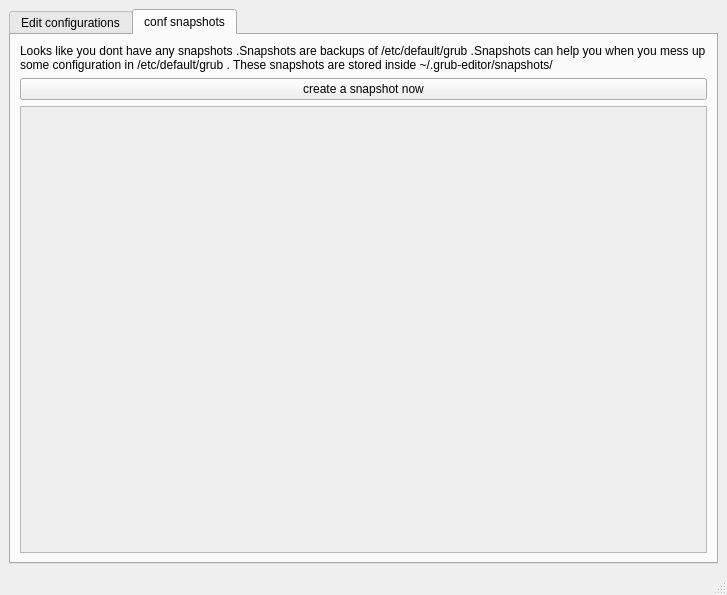
Thenujan-0/grub-editor, file ui/main.ui: the form before one commit.
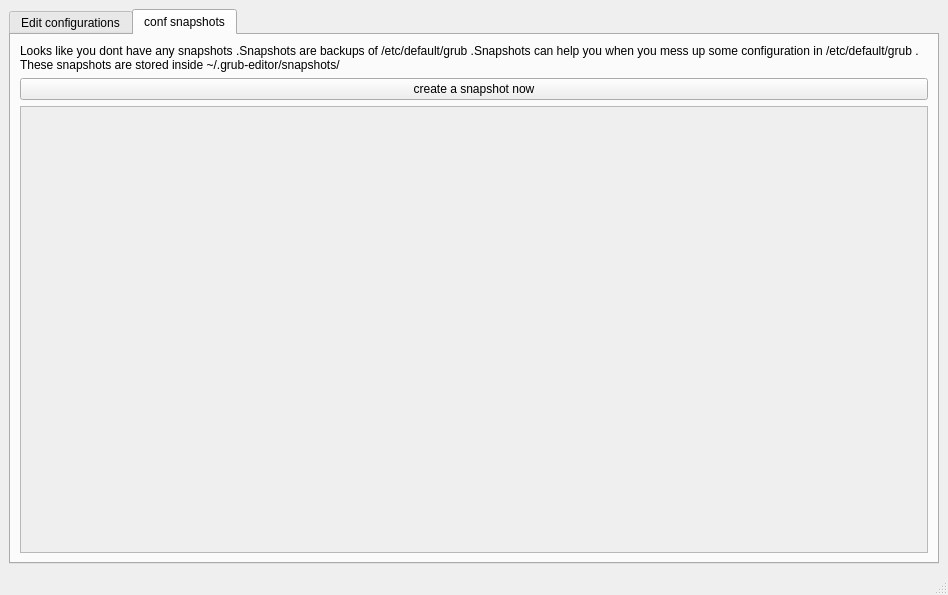
The form after the commit. The open tabs and pages were chosen to show the change. Icons and pictures are not drawn.

The edit to the form file:
```diff
--- a/ui/main.ui
+++ b/ui/main.ui
@@ -6,7 +6,7 @@
    <rect>
     <x>0</x>
     <y>0</y>
-    <width>727</width>
+    <width>948</width>
     <height>595</height>
    </rect>
   </property>
@@ -319,8 +319,8 @@
             <rect>
              <x>0</x>
              <y>0</y>
-             <width>691</width>
-             <height>367</height>
+             <width>96</width>
+             <height>55</height>
             </rect>
            </property>
            <layout class="QGridLayout" name="gridLayout_8">
```
Left out of the diff: 2 changed lines with no effect on the pictures.
